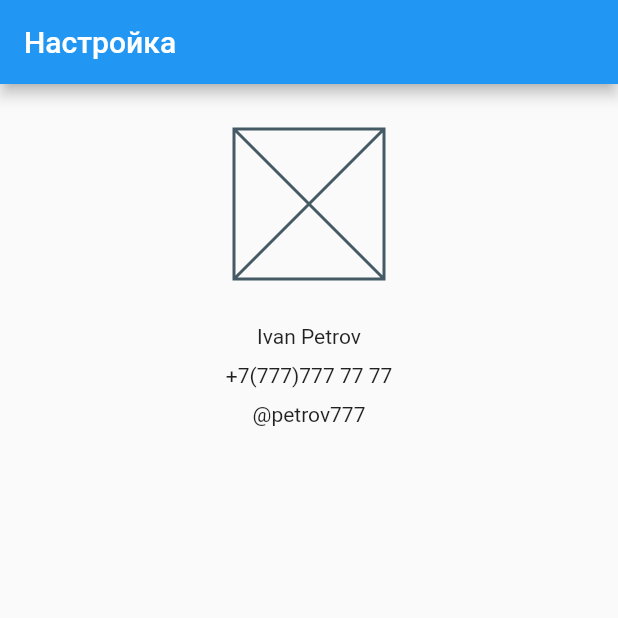
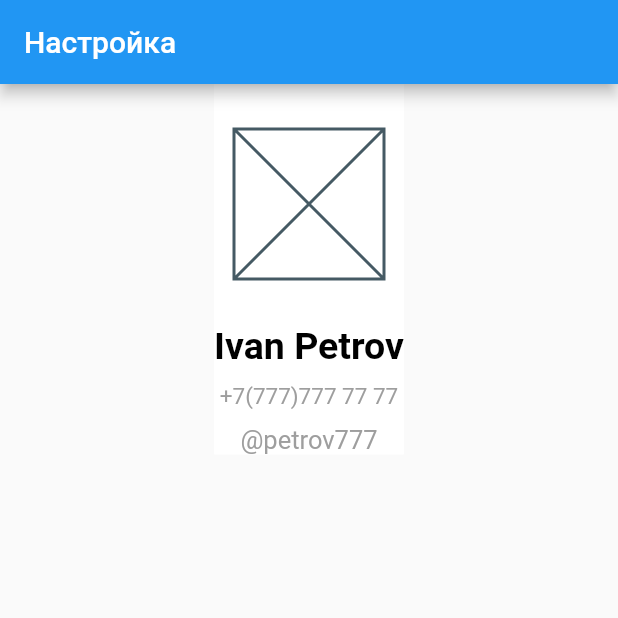
Before and after one commit to Pa11ady/flutter-exercises, a Flutter app: the screen it shows after launch, on a phone screen of 412 x 824 dp, the top half of it. Run offline on Flutter 3.47's test engine with Material 2 defaults, Android fonts, the phone set to English and light mode, and no system bars.

Commit message:
user_profile add style

```diff
--- a/user_profile/lib/widgets/profile.dart
+++ b/user_profile/lib/widgets/profile.dart
@@ -13,6 +13,22 @@ class Profile extends StatelessWidget {
             mainAxisAlignment: MainAxisAlignment.start,
             crossAxisAlignment: CrossAxisAlignment.center,
             children: [
+              _UserInfo()
+            ],
+          ),
+        ));
+  }
+}
+
+class _UserInfo extends StatelessWidget {
+  const _UserInfo({Key? key}) : super(key: key);
+
+  @override
+  Widget build(BuildContext context) {
+    return Container(
+      color: Colors.white,
+      child: Column(
+        children: [
           SizedBox(height: 30),
           _AvatarWidget(),
           SizedBox(height: 30),
@@ -23,9 +39,10 @@ class Profile extends StatelessWidget {
           _NickNameWidget(),
         ],
       ),
-        ));
+    );
   }
 }
+
 
 class _NickNameWidget extends StatelessWidget {
   const _NickNameWidget({
@@ -34,7 +51,9 @@ class _NickNameWidget extends StatelessWidget {
 
   @override
   Widget build(BuildContext context) {
-    return Text('@petrov777');
+    return Text('@petrov777',
+        style: TextStyle(
+            color: Colors.grey, fontSize: 17));
   }
 }
 
@@ -45,7 +64,9 @@ class _UserNameWidget extends StatelessWidget {
 
   @override
   Widget build(BuildContext context) {
-    return Text('Ivan Petrov');
+    return Text('Ivan Petrov',
+        style: TextStyle(
+            color: Colors.black, fontSize: 25, fontWeight: FontWeight.w600));
   }
 }
 
@@ -56,7 +77,9 @@ class _UserPhoneWidget extends StatelessWidget {
 
   @override
   Widget build(BuildContext context) {
-    return Text('+7(777)777 77 77');
+    return Text('+7(777)777 77 77',
+        style: TextStyle(
+            color: Colors.grey, fontSize: 15));
   }
 }
 
```
Lines whose indentation alone changed are shown as unchanged.
